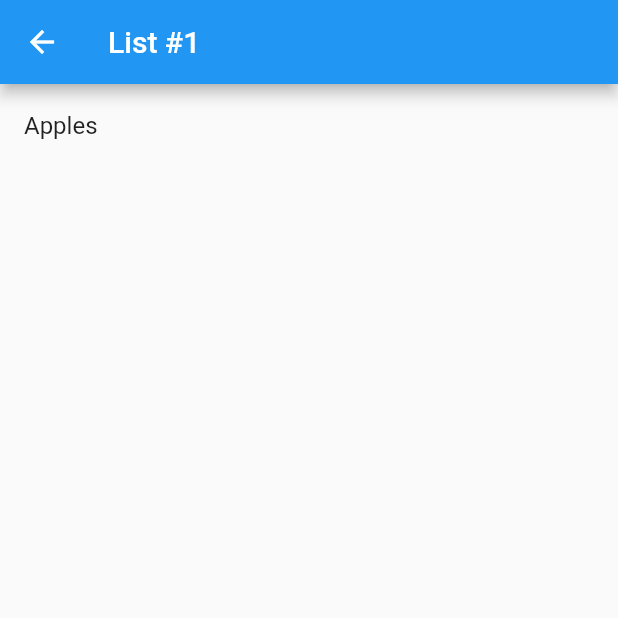
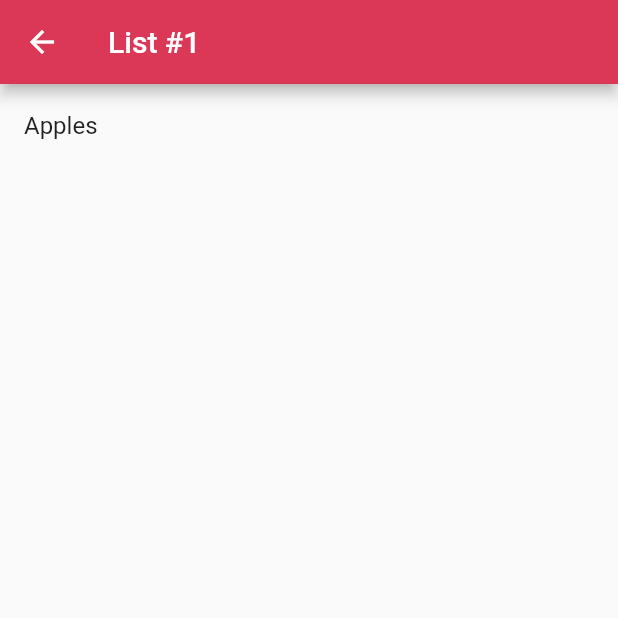
Before and after one commit to lucasmbraz/amazing_lists, a Flutter app: the screen it shows after launch, after a tap on "List #1", on a phone screen of 412 x 824 dp, the top half of it. Run offline on Flutter 3.47's test engine with Material 2 defaults, Android fonts, the phone set to English and light mode, and no system bars; our stand-ins replace flutter_redux, freezed_annotation, redux; generated files the repository leaves out were written again.

Commit message:
Add brand color and custom theme

```diff
--- /dev/null
+++ b/lib/brand.dart
@@ -0,0 +1,12 @@
+import 'package:flutter/material.dart';
+
+final brandTheme = ThemeData(
+  primaryColor: BrandColors.primaryColor,
+  visualDensity: VisualDensity.adaptivePlatformDensity,
+);
+
+class BrandColors {
+  BrandColors._();
+
+  static const primaryColor = Color(0xFFDA3856);
+}
--- a/lib/todo_app.dart
+++ b/lib/todo_app.dart
@@ -1,7 +1,8 @@
+import 'package:amazing_lists/brand.dart';
+import 'package:amazing_lists/home/home_page.dart';
+import 'package:amazing_lists/redux/app_state.dart';
 import 'package:flutter/material.dart';
 import 'package:flutter_redux/flutter_redux.dart';
-import 'package:amazing_lists/home/home_page.dart';
-import 'package:amazing_lists/redux/app_state.dart';
 import 'package:redux/redux.dart';
 
 class TodoApp extends StatelessWidget {
@@ -14,11 +15,8 @@ class TodoApp extends StatelessWidget {
     return StoreProvider(
       store: _store,
       child: MaterialApp(
-        title: 'Flutter Demo',
-        theme: ThemeData(
-          primarySwatch: Colors.blue,
-          visualDensity: VisualDensity.adaptivePlatformDensity,
-        ),
+        title: 'Amazing Lists',
+        theme: brandTheme,
         home: HomePage(),
       ),
     );
```
